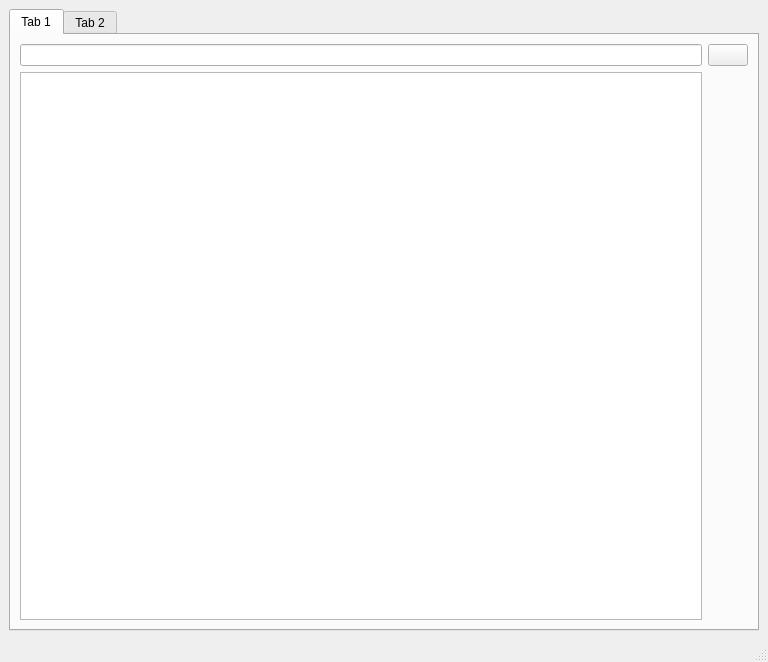
Before: the Qt Designer form mainwindow.ui in BarbatBoss03/tGfx, drawn with Qt 5.
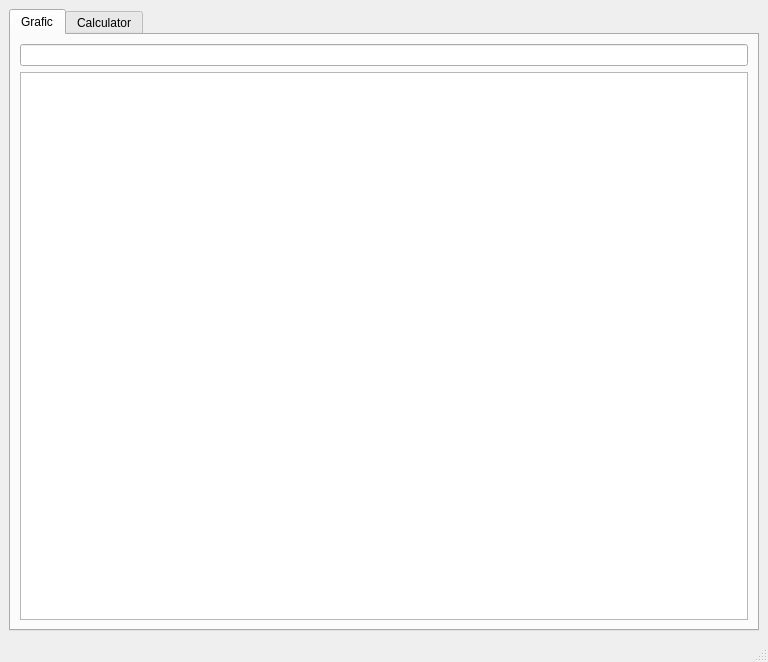
After: the same form once the commit is applied.

```diff
--- a/mainwindow.ui
+++ b/mainwindow.ui
@@ -22,27 +22,36 @@
       </property>
       <widget class="QWidget" name="tab">
        <attribute name="title">
-        <string>Tab 1</string>
+        <string>Grafic</string>
        </attribute>
        <layout class="QGridLayout" name="gridLayout_2">
-        <item row="0" column="0">
-         <widget class="QLineEdit" name="lineEdit"/>
-        </item>
-        <item row="0" column="1">
-         <widget class="QPushButton" name="pushButton">
-          <property name="text">
-           <string/>
-          </property>
-         </widget>
-        </item>
         <item row="1" column="0">
-         <widget class="QGraphicsView" name="graphicsView"/>
+         <widget class="QGraphicsView" name="outGraph">
+          <property name="verticalScrollBarPolicy">
+           <enum>Qt::ScrollBarAlwaysOff</enum>
+          </property>
+          <property name="horizontalScrollBarPolicy">
+           <enum>Qt::ScrollBarAlwaysOff</enum>
+          </property>
+          <property name="sizeAdjustPolicy">
+           <enum>QAbstractScrollArea::AdjustIgnored</enum>
+          </property>
+          <property name="interactive">
+           <bool>true</bool>
+          </property>
+          <property name="dragMode">
+           <enum>QGraphicsView::ScrollHandDrag</enum>
+          </property>
+         </widget>
+        </item>
+        <item row="0" column="0">
+         <widget class="QLineEdit" name="inGraph"/>
         </item>
        </layout>
       </widget>
       <widget class="QWidget" name="tab_2">
        <attribute name="title">
-        <string>Tab 2</string>
+        <string>Calculator</string>
        </attribute>
       </widget>
      </widget>
```
Left out of the diff: 15 changed lines with no effect on the pictures.
